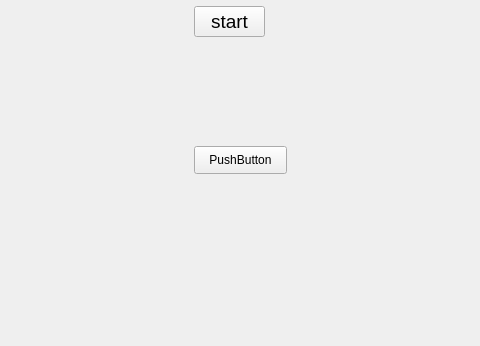
Qt form doremi/mainwindow.ui (program-practice-doremi/DoReMi) before a commit; both pictures show x 186 to 666 and y 294 to 640 of the 800 by 640 pixel window.
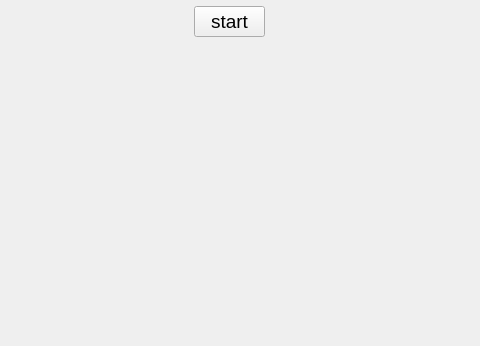
The same form after that commit. Icons and pictures are not drawn.

What changed in the file:
```diff
--- a/doremi/mainwindow.ui
+++ b/doremi/mainwindow.ui
@@ -47,19 +47,6 @@
      <string>start</string>
     </property>
    </widget>
-   <widget class="QPushButton" name="pushButton_2">
-    <property name="geometry">
-     <rect>
-      <x>380</x>
-      <y>440</y>
-      <width>93</width>
-      <height>28</height>
-     </rect>
-    </property>
-    <property name="text">
-     <string>PushButton</string>
-    </property>
-   </widget>
   </widget>
   <widget class="QMenuBar" name="menubar">
    <property name="geometry">
```
Left out of the diff: 10 changed lines with no effect on the pictures.
